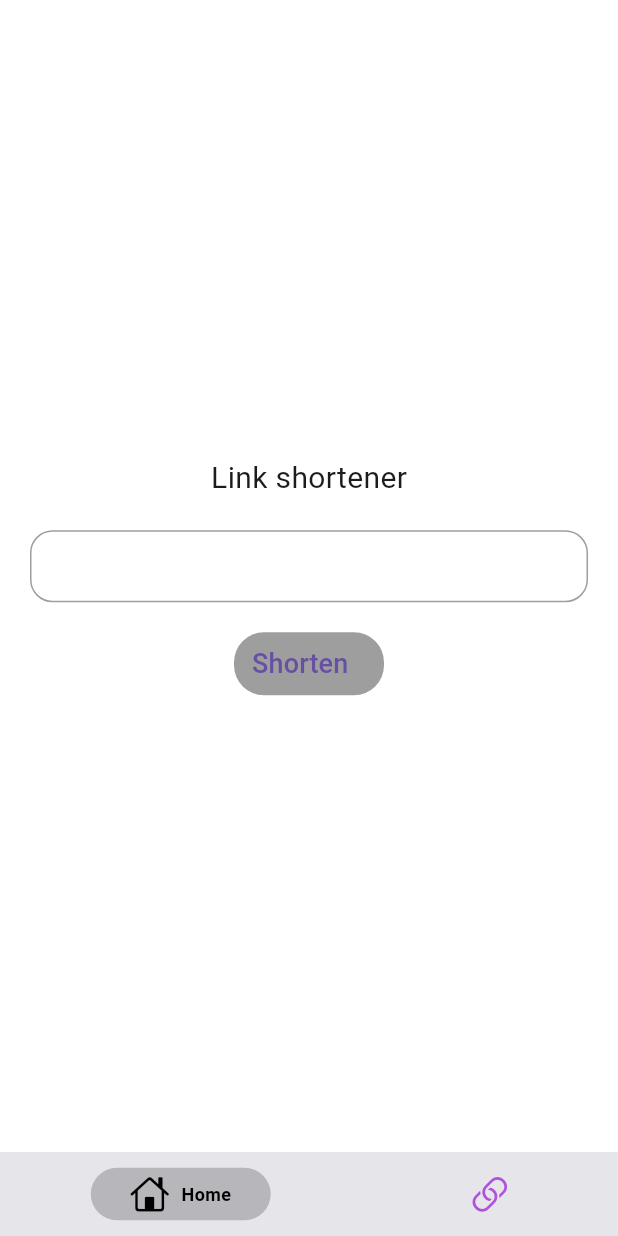
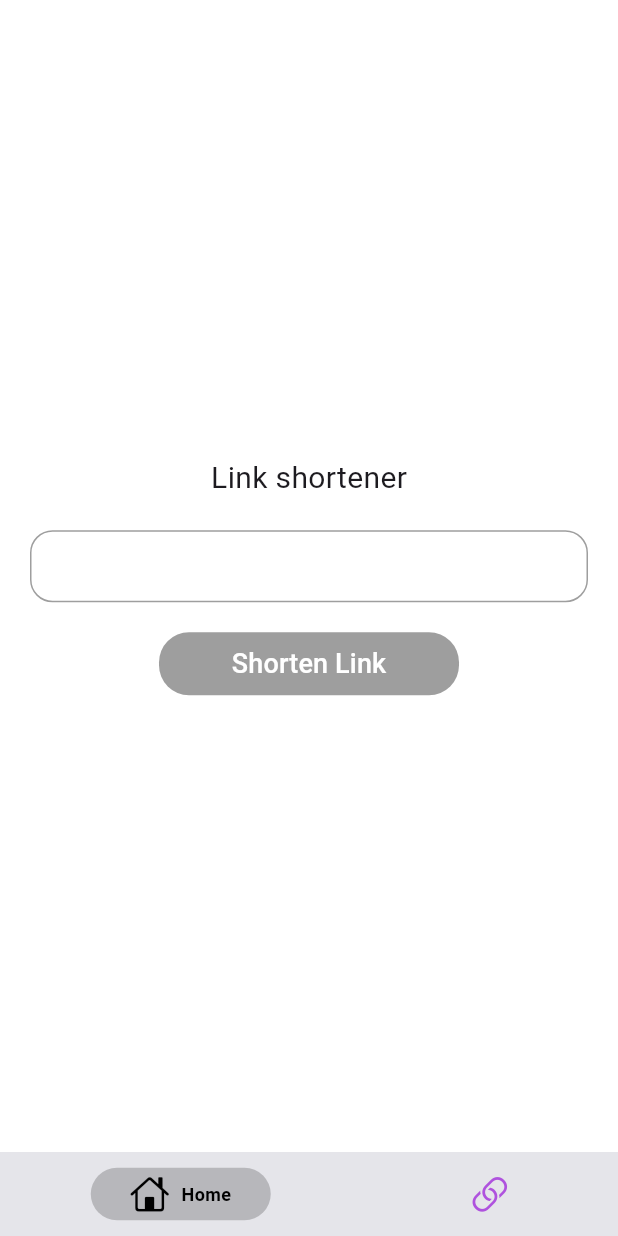
Before and after one commit to Legendary-Folah/url_shortener, a Flutter app: the screen it shows after launch, after a tap on "Shorten Link", on a phone screen of 412 x 824 dp. Run offline on Flutter 3.47's test engine with Material 3 defaults, Android fonts, the light colour scheme and no system bars; drawn by our look-alikes of persistent_bottom_nav_bar; our stand-ins replace cloud_firestore, firebase_core, flutter_dotenv; accounts and stored records are empty; network calls fail.

Commit message:
little changes

```diff
--- a/lib/Data/firebase/firebase_service.dart
+++ b/lib/Data/firebase/firebase_service.dart
@@ -4,6 +4,7 @@
 import 'package:flutter/material.dart';
 import 'package:url_shortener_project/Core/constants.dart';
 import 'package:url_shortener_project/Data/model/link_model.dart';
+import 'package:url_shortener_project/Presentation/screen/url_home.dart';
 import 'package:uuid/uuid.dart';
 import 'package:http/http.dart' as http;
 
@@ -32,7 +33,8 @@
         final String shortenedUrl = responseData['link'];
         return shortenedUrl;
       } else {
-        print('Failed to shorten URL: ${response.statusCode}');
+        print(
+            'Failed to shorten URL: ${response.statusCode} - ${response.body}');
         return longUrl;
       }
     } catch (e) {
@@ -45,11 +47,15 @@
     try {
       final uuid = const Uuid().v4();
       final date = DateTime.now();
+      final String time =
+          '${date.hour > 12 ? date.hour - 12 : date.hour}:${date.minute} ${date.hour >= 12 ? 'pm' : 'am'}';
       await _firestore.collection(listCollection).doc(uuid).set({
         'link': shortenLink,
         'id': uuid,
-        'time': '${date.hour} : ${date.minute} ${date.hour > 12 ? 'pm' : 'am'}',
+        'time': time,
       });
+      print('Link added successfully');
+      print('link : ${linkController.text}, id : $uuid, time : $time');
       return true;
     } catch (e) {
       print('Error adding link: $e');
--- a/lib/Presentation/screen/url_home.dart
+++ b/lib/Presentation/screen/url_home.dart
@@ -1,6 +1,7 @@
 import 'package:flutter/material.dart';
 import 'package:url_shortener_project/Core/colors.dart';
 import 'package:url_shortener_project/Core/form_validation.dart';
+import 'package:url_shortener_project/Data/firebase/firebase_service.dart';
 
 class UrlHome extends StatefulWidget {
   const UrlHome({super.key});
@@ -59,18 +60,23 @@
                 ),
                 const SizedBox(height: 20),
                 Container(
-                  width: 100,
+                  width: 200,
                   height: 42,
                   decoration: BoxDecoration(
                     color: ColorsConst.grey,
                     borderRadius: BorderRadius.circular(20),
                   ),
                   child: TextButton(
-                    onPressed: () {},
+                    onPressed: () {
+                      FirebaseService().shortenAndAddUrl(linkController.text);
+                      // linkController.text = '';
+                      print('link: ${linkController.text}');
+                    },
                     child: const Text(
                       'Shorten Link',
                       style: TextStyle(
                         fontSize: 18,
+                        color: ColorsConst.white,
                       ),
                     ),
                   ),
--- a/lib/main.dart
+++ b/lib/main.dart
@@ -1,8 +1,11 @@
+import 'package:firebase_core/firebase_core.dart';
 import 'package:flutter/material.dart';
 import 'package:flutter_dotenv/flutter_dotenv.dart';
 import 'package:url_shortener_project/Presentation/screen/home_page.dart';
 
 Future<void> main() async {
+  WidgetsFlutterBinding.ensureInitialized();
+  await Firebase.initializeApp();
   await dotenv.load(fileName: '.env');
   runApp(const MyApp());
 }
```
